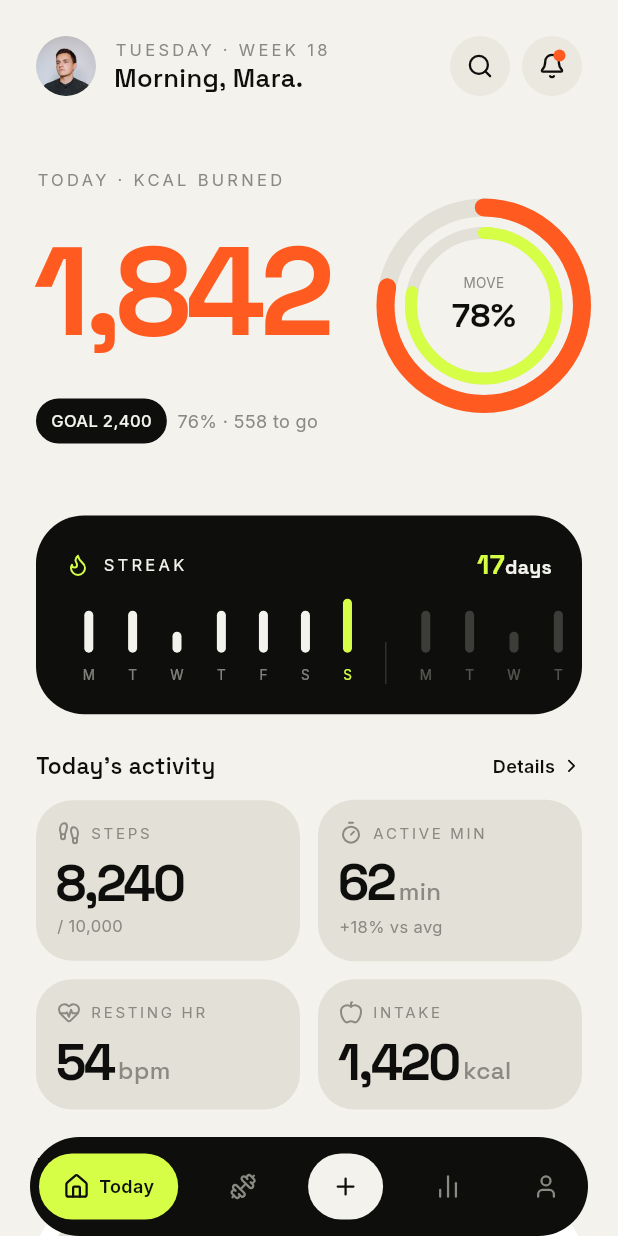
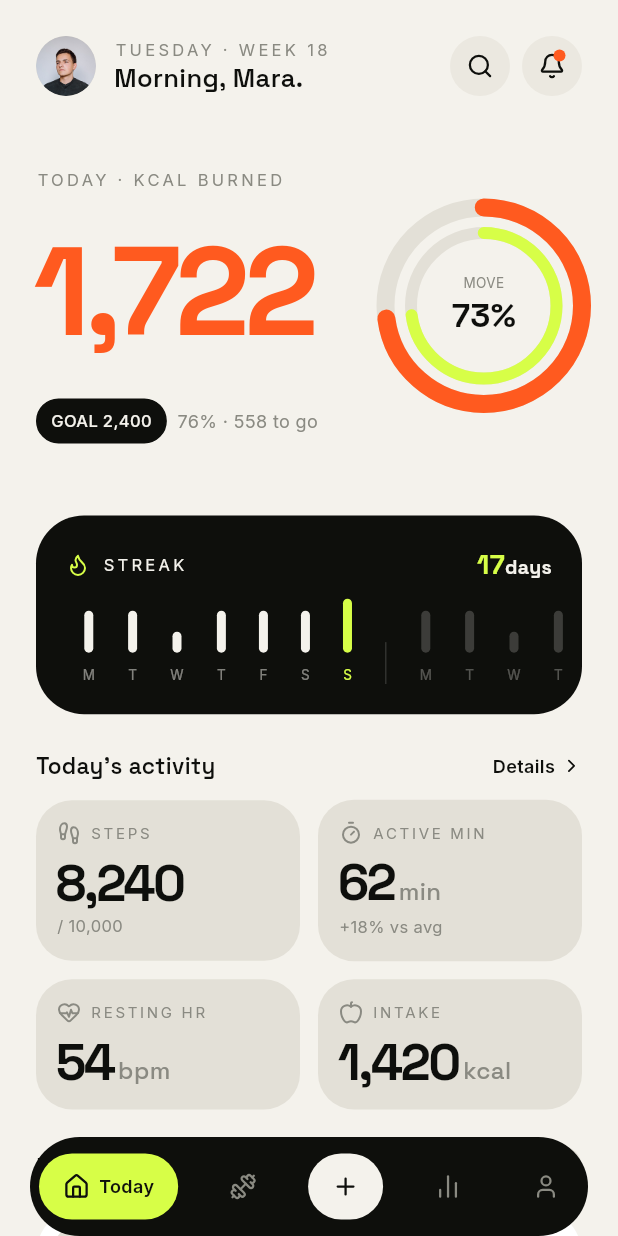
Before and after one commit to ashiq-dev-codes/droplet_flutter, a Flutter app: the first screen one second after launch, on a phone screen of 412 x 824 dp. Run offline on Flutter 3.47's test engine with Material 3 defaults, Android fonts, the phone set to English and light mode, and no system bars; our stand-ins replace device_preview, lucide_icons_flutter.

Commit message:
feat: remove const constructors for App and BottomNavBar for dynamic behavior

```diff
--- a/lib/app.dart
+++ b/lib/app.dart
@@ -11,7 +11,7 @@ class App extends StatelessWidget {
       title: 'Pulse',
       theme: AppTheme.light,
       debugShowCheckedModeBanner: false,
-      home: const BottomNavBar(),
+      home: BottomNavBar(),
     );
   }
 }
--- a/lib/features/navigation/presentation/page/bottom_navbar.dart
+++ b/lib/features/navigation/presentation/page/bottom_navbar.dart
@@ -19,7 +19,8 @@ class BottomNavBar extends StatefulWidget {
 class _BottomNavBarState extends State<BottomNavBar> {
   int _index = 0;
 
-  static const _pages = <Widget>[
+  // Getter: fresh instances so hot-reload rebuilds reach the active page.
+  static List<Widget> get _pages => <Widget>[
         TodayPage(),
         WorkoutsPage(),
         TodayPage(), // Center action placeholder
--- a/lib/features/today/presentation/page/today_page.dart
+++ b/lib/features/today/presentation/page/today_page.dart
@@ -8,7 +8,7 @@ class TodayPage extends StatelessWidget {
 
   @override
   Widget build(BuildContext context) {
-    return const SafeArea(
+    return SafeArea(
       bottom: false,
       child: Column(
         children: [
@@ -139,8 +139,42 @@ class _TodayHeader extends StatelessWidget {
 }
 
 // ── kcal card (dark) ────────────────────────────────────────────
-class _KcalCard extends StatelessWidget {
+class _KcalCard extends StatefulWidget {
   const _KcalCard();
+
+  @override
+  State<_KcalCard> createState() => _KcalCardState();
+}
+
+class _KcalCardState extends State<_KcalCard>
+    with SingleTickerProviderStateMixin {
+  // One controller drives the number, rings and % so they stay in sync.
+  late final AnimationController _controller = AnimationController(
+    vsync: this,
+    duration: const Duration(milliseconds: 1300),
+  )..forward();
+
+  @override
+  void didUpdateWidget(_KcalCard oldWidget) {
+    super.didUpdateWidget(oldWidget);
+    _controller.forward(from: 0); // replay on hot reload / tab return
+  }
+
+  @override
+  void dispose() {
+    _controller.dispose();
+    super.dispose();
+  }
+
+  String _formatInt(int n) {
+    final s = n.toString();
+    final out = StringBuffer();
+    for (var i = 0; i < s.length; i++) {
+      if (i > 0 && (s.length - i) % 3 == 0) out.write(',');
+      out.write(s[i]);
+    }
+    return out.toString();
+  }
 
   @override
   Widget build(BuildContext context) {
@@ -165,8 +199,13 @@ class _KcalCard extends StatelessWidget {
                   ),
                 ),
                 const SizedBox(height: 6),
-                const Text(
-                  '1,842',
+                AnimatedBuilder(
+                  animation: _controller,
+                  builder: (context, _) {
+                    final t = Curves.easeOutCubic.transform(_controller.value);
+
+                    return Text(
+                      _formatInt((1842 * t).round()),
                       style: TextStyle(
                         fontSize: 84,
                         letterSpacing: -3.8,
@@ -174,6 +213,8 @@ class _KcalCard extends StatelessWidget {
                         color: AppColors.accentOrange,
                         fontFamily: AppFont.spaceGrotesk,
                       ),
+                    );
+                  },
                 ),
                 const SizedBox(height: 11.59),
                 Row(
@@ -214,8 +255,14 @@ class _KcalCard extends StatelessWidget {
               ],
             ),
           ),
-          // Donut chart
-          SizedBox(
+          // Donut chart (rings + % driven by one animated progress value)
+          AnimatedBuilder(
+            animation: _controller,
+            builder: (context, _) {
+              final progress =
+                  0.78 * Curves.easeOutCubic.transform(_controller.value);
+
+              return SizedBox(
                 width: 131,
                 height: 131,
                 child: Stack(
@@ -223,7 +270,7 @@ class _KcalCard extends StatelessWidget {
                   children: [
                     SizedBox.expand(
                       child: CircularProgressIndicator(
-                    value: 0.78,
+                        value: progress,
                         strokeWidth: 12,
                         strokeCap: StrokeCap.round,
                         backgroundColor: AppColors.surface,
@@ -236,7 +283,7 @@ class _KcalCard extends StatelessWidget {
                       padding: const EdgeInsets.all(17),
                       child: SizedBox.expand(
                         child: CircularProgressIndicator(
-                      value: 0.78,
+                          value: progress,
                           strokeWidth: 8,
                           strokeCap: StrokeCap.round,
                           backgroundColor: AppColors.surface,
@@ -246,10 +293,10 @@ class _KcalCard extends StatelessWidget {
                         ),
                       ),
                     ),
-                const Column(
+                    Column(
                       mainAxisSize: MainAxisSize.min,
                       children: [
-                    Text(
+                        const Text(
                           'MOVE',
                           style: TextStyle(
                             fontSize: 9,
@@ -259,8 +306,8 @@ class _KcalCard extends StatelessWidget {
                           ),
                         ),
                         Text(
-                      '78%',
-                      style: TextStyle(
+                          '${(progress * 100).round()}%',
+                          style: const TextStyle(
                             fontSize: 22,
                             fontWeight: FontWeight.bold,
                             color: AppColors.textPrimary,
@@ -271,6 +318,8 @@ class _KcalCard extends StatelessWidget {
                     ),
                   ],
                 ),
+              );
+            },
           ),
         ],
       ),
--- a/lib/main.dart
+++ b/lib/main.dart
@@ -2,5 +2,5 @@ import 'package:droplet_flutter/root.dart';
 import 'package:flutter/material.dart';
 
 void main() {
-  runApp(const AppRoot());
+  runApp(AppRoot());
 }
--- a/lib/root.dart
+++ b/lib/root.dart
@@ -12,7 +12,7 @@ class AppRoot extends StatelessWidget {
       builder: (context) {
         return GestureDetector(
           onTap: () => FocusManager.instance.primaryFocus?.unfocus(),
-          child: const App(),
+          child: App(),
         );
       },
     );
```
Lines whose indentation alone changed are shown as unchanged.
